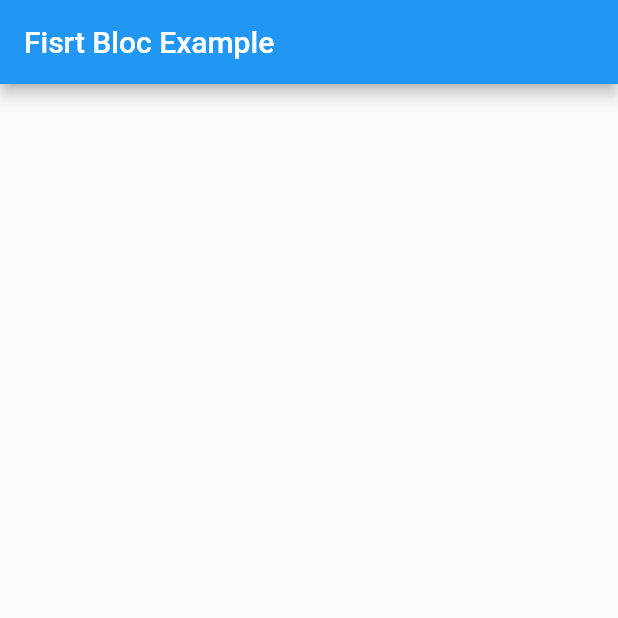
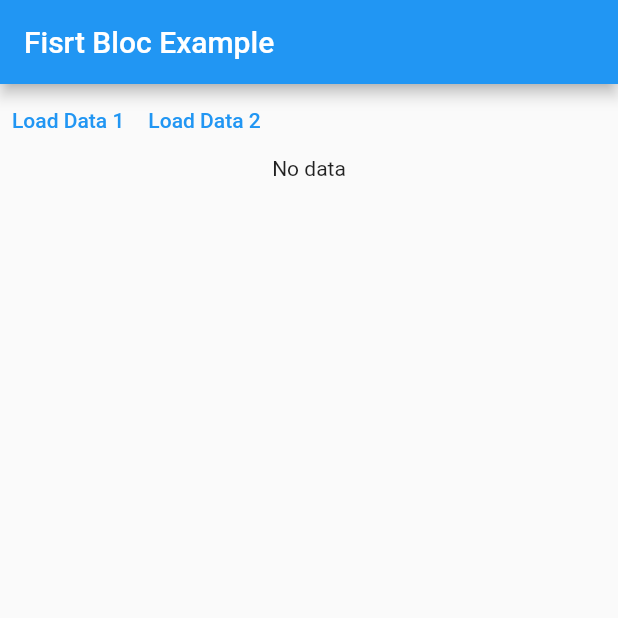
Before and after one commit to yussifm/flutter_statemangement_tuto, a Flutter app: the screen it shows after launch, on a phone screen of 412 x 824 dp, the top half of it. Run offline on Flutter 3.47's test engine with Material 2 defaults, Android fonts, the light colour scheme and no system bars; our stand-ins replace bloc, flutter_bloc.

Commit message:
bloc first example

```diff
--- a/first_bloc_tuto/lib/main.dart
+++ b/first_bloc_tuto/lib/main.dart
@@ -19,18 +19,11 @@ class MyApp extends StatelessWidget {
       theme: ThemeData(
         primarySwatch: Colors.blue,
       ),
-      home: const MyHomePage(title: 'Fisrt Bloc Example'),
+      home: BlocProvider(
+          create: ((_) => PersonBloc()),
+          child: const MyHomePage(title: 'Fisrt Bloc Example')),
     );
   }
-}
-
-class MyHomePage extends StatefulWidget {
-  const MyHomePage({super.key, required this.title});
-
-  final String title;
-
-  @override
-  State<MyHomePage> createState() => _MyHomePageState();
 }
 
 enum PersonUrl {
@@ -94,6 +87,9 @@ class FetchResult {
     required this.persons,
     required this.isRetrievedFromCache,
   });
+  @override
+  String toString() =>
+      'FetchResult (isRetrievedFromCache = $isRetrievedFromCache, person = $persons)';
 }
 
 @immutable
@@ -107,6 +103,40 @@ class LoadPersonsAction extends LoadAction {
   const LoadPersonsAction({required this.url}) : super();
 }
 
+class PersonBloc extends Bloc<LoadAction, FetchResult?> {
+  final Map<PersonUrl, Iterable<Person>> _cache = {};
+  PersonBloc() : super(null) {
+    on<LoadPersonsAction>((event, emit) async {
+      final url = event.url;
+      if (_cache.containsKey(url)) {
+        final cachedPersons = _cache[url]!;
+        final result =
+            FetchResult(persons: cachedPersons, isRetrievedFromCache: true);
+        emit(result);
+      } else {
+        final persons = await getPersons(url: url.urlString);
+        _cache[url] = persons;
+        final result =
+            FetchResult(persons: persons, isRetrievedFromCache: false);
+        emit(result);
+      }
+    });
+  }
+}
+
+extension Subscript<T> on Iterable<T> {
+  T? operator [](int index) => length > index ? elementAt(index) : null;
+}
+
+class MyHomePage extends StatefulWidget {
+  const MyHomePage({super.key, required this.title});
+
+  final String title;
+
+  @override
+  State<MyHomePage> createState() => _MyHomePageState();
+}
+
 class _MyHomePageState extends State<MyHomePage> {
   @override
   Widget build(BuildContext context) {
@@ -114,7 +144,51 @@ class _MyHomePageState extends State<MyHomePage> {
       appBar: AppBar(
         title: Text(widget.title),
       ),
-      body: const Center(),
+      body: Center(
+        child: Column(
+          children: [
+            Row(
+              children: [
+                TextButton(
+                    onPressed: () {
+                      context
+                          .read<PersonBloc>()
+                          .add(const LoadPersonsAction(url: PersonUrl.person1));
+                    },
+                    child: const Text("Load Data 1")),
+                TextButton(
+                    onPressed: () {
+                      context
+                          .read<PersonBloc>()
+                          .add(const LoadPersonsAction(url: PersonUrl.person2));
+                    },
+                    child: const Text("Load Data 2")),
+              ],
+            ),
+            BlocBuilder<PersonBloc, FetchResult?>(
+                buildWhen: (previousResult, currentResult) {
+              return previousResult?.persons != currentResult?.persons;
+            }, builder: ((context, fetchResultState) {
+              final persons = fetchResultState?.persons;
+              if (persons == null) {
+                return const SizedBox(
+                  child: Text("No data"),
+                );
+              }
+              return Expanded(
+                child: ListView.builder(
+                    itemCount: persons.length,
+                    itemBuilder: ((context, index) {
+                      final person = persons[index]!;
+                      return ListTile(
+                        title: Text(person.name),
+                      );
+                    })),
+              );
+            }))
+          ],
+        ),
+      ),
     );
   }
 }
```
